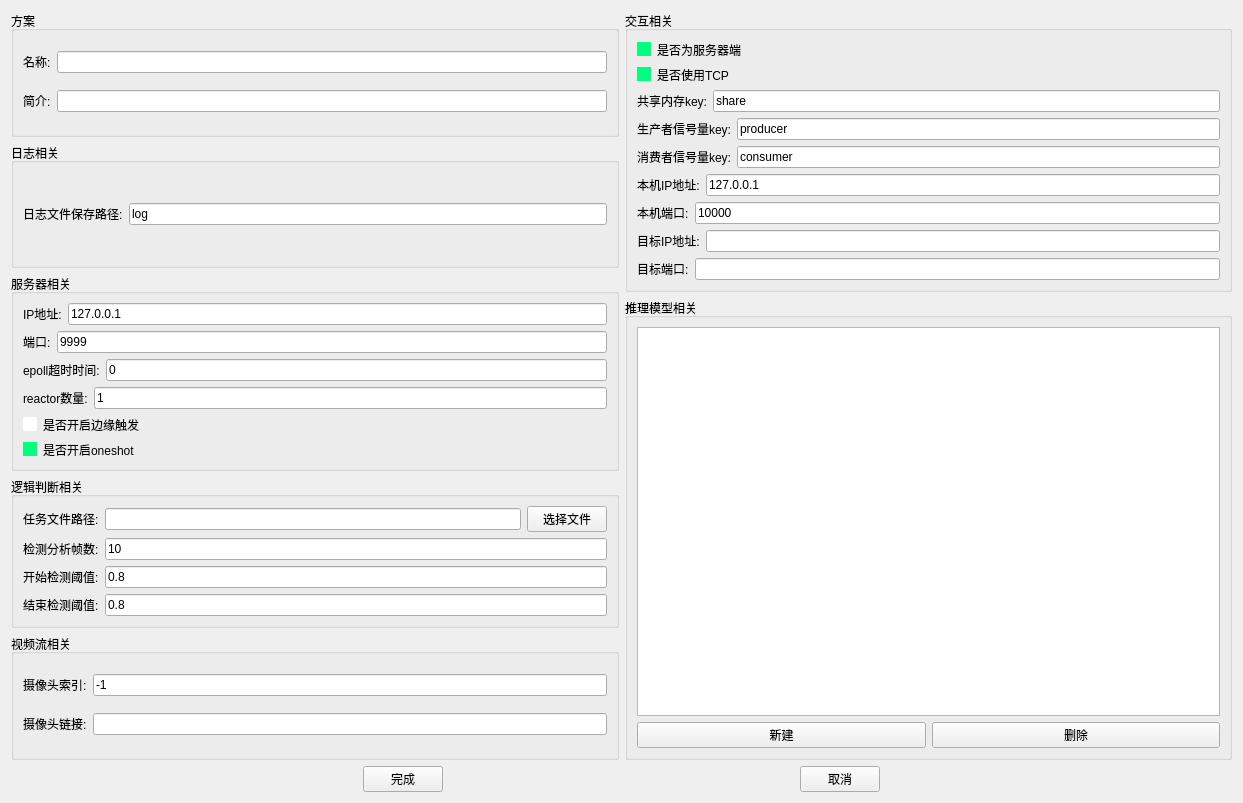
Before: the Qt Designer form Terminal/src/ConfigPage.ui in OoShawnoO/Robert, drawn with Qt 5.
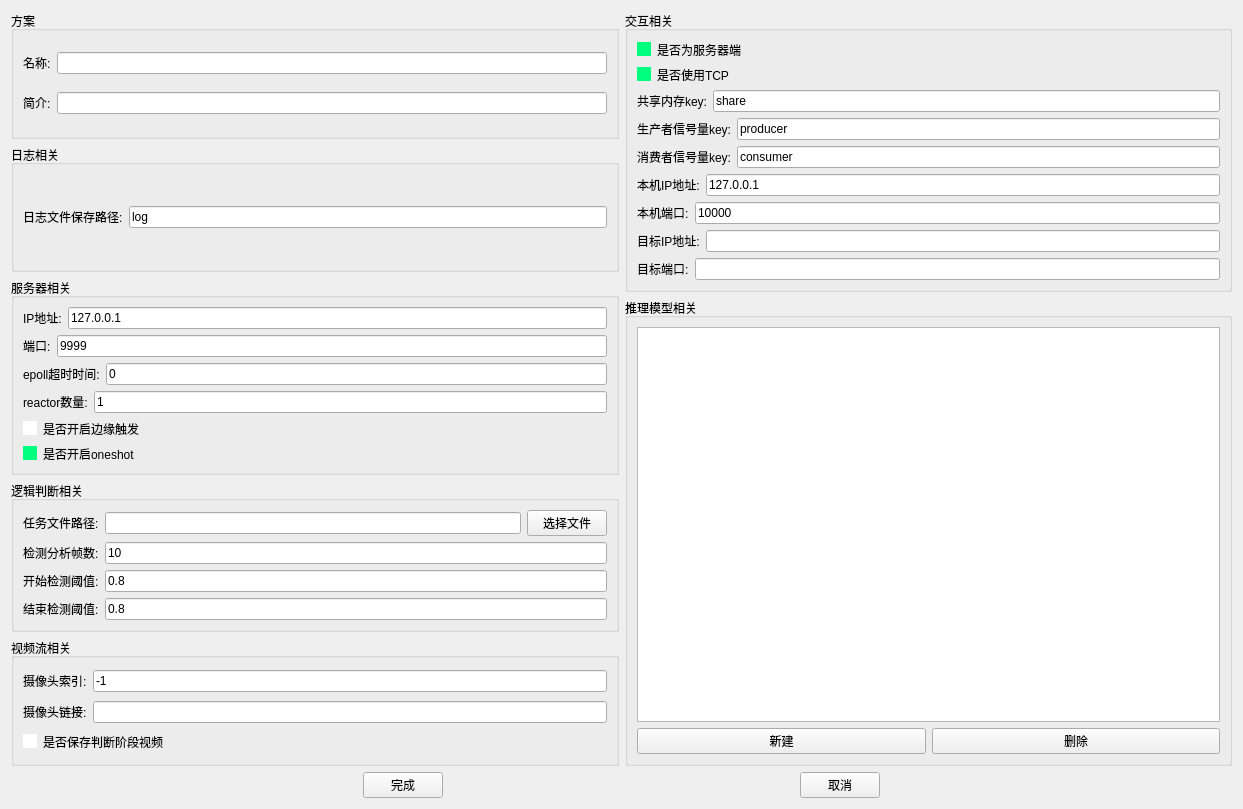
After: the same form once the commit is applied.

Diff of the .ui file:
```diff
--- a/Terminal/src/ConfigPage.ui
+++ b/Terminal/src/ConfigPage.ui
@@ -10,7 +10,7 @@
     <x>0</x>
     <y>0</y>
     <width>1243</width>
-    <height>803</height>
+    <height>809</height>
    </rect>
   </property>
   <property name="windowTitle">
@@ -384,6 +384,19 @@
             </item>
            </layout>
           </item>
+          <item>
+           <widget class="QCheckBox" name="saveCheckBox">
+            <property name="text">
+             <string>是否保存判断阶段视频</string>
+            </property>
+            <property name="checked">
+             <bool>false</bool>
+            </property>
+            <property name="tristate">
+             <bool>false</bool>
+            </property>
+           </widget>
+          </item>
          </layout>
         </widget>
        </item>
```
